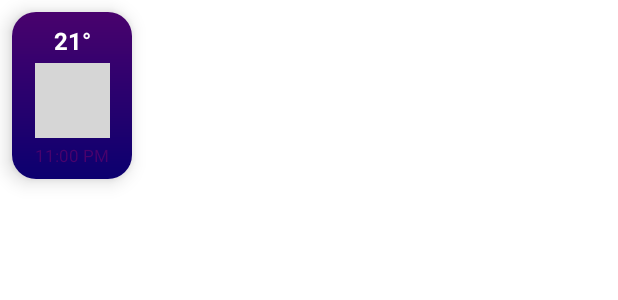
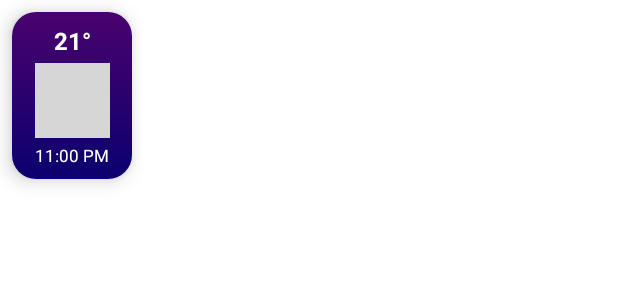
Before and after one commit to OctavioCuevas/climapp, an Android app: the layout item_cardview_hours.xml on its own in the app's theme, with its tools: preview values and no code run, on a phone screen of 412 x 824 dp. Shown: the top 300 px of the screen. Run offline under Robolectric (Android 15) with nearby library versions, the light colour scheme and no system bars; grey boxes are pictures that could not be loaded.

Commit message:
Se pusieron imagenes y se creo el recycler de la temperatura por hora

```diff
--- a/app/build.gradle
+++ b/app/build.gradle
@@ -51,7 +51,7 @@ dependencies {
     //Coroutines
     implementation 'org.jetbrains.kotlinx:kotlinx-coroutines-core:1.6.0'
     implementation 'androidx.lifecycle:lifecycle-runtime-ktx:2.4.1'
-    implementation "androidx.lifecycle:lifecycle-viewmodel-ktx:2.2.0"
+    implementation "androidx.lifecycle:lifecycle-viewmodel-ktx:2.4.1"
 
     //Coil
     implementation 'io.coil-kt:coil:1.4.0'
--- a/app/src/main/java/com/example/climapp/network/services/WeatherService.kt
+++ b/app/src/main/java/com/example/climapp/network/services/WeatherService.kt
@@ -1,6 +1,5 @@
 package com.example.climapp.network.services
 
-import com.example.climapp.network.WeatherEntity
 import com.example.climapp.ui.model.OneCall
 import retrofit2.Response
 import retrofit2.http.GET
--- a/app/src/main/java/com/example/climapp/ui/model/OneCall.kt
+++ b/app/src/main/java/com/example/climapp/ui/model/OneCall.kt
@@ -7,4 +7,4 @@ data class OneCall(
     val hourly: List<Current>,
     val daily: List<Daily>,
     var city: City?
-): Serializable
+) : Serializable
--- a/app/src/main/java/com/example/climapp/ui/view/MainActivity.kt
+++ b/app/src/main/java/com/example/climapp/ui/view/MainActivity.kt
@@ -94,6 +94,7 @@ class MainActivity : AppCompatActivity() {
             curWeather.resources = resources
             curWeather.packageName = this.packageName
             curWeather.binding = binding
+            curWeather.context = this
             if (!checkPermissions(this)) {
                 curWeather.requestPermissions(this)
             } else {
--- a/app/src/main/res/layout/item_cardview_hours.xml
+++ b/app/src/main/res/layout/item_cardview_hours.xml
@@ -19,7 +19,7 @@
         android:background="@drawable/gradient_bg">
 
         <TextView
-            android:id="@+id/textViewTempHours"
+            android:id="@+id/tv_temp_by_hour"
             android:layout_width="wrap_content"
             android:layout_height="wrap_content"
             android:layout_marginTop="8dp"
@@ -33,29 +33,29 @@
             tools:text="21°" />
 
         <ImageView
-            android:id="@+id/imageViewIconHours"
+            android:id="@+id/iv_status_by_hour"
             android:layout_width="50dp"
             android:layout_height="50dp"
             android:layout_marginTop="4dp"
             android:contentDescription="@string/imageviewiconhoursdescription"
             app:layout_constraintEnd_toEndOf="parent"
             app:layout_constraintStart_toStartOf="parent"
-            app:layout_constraintTop_toBottomOf="@+id/textViewTempHours"
+            app:layout_constraintTop_toBottomOf="@+id/tv_temp_by_hour"
             tools:ignore="ImageContrastCheck"
             tools:srcCompat="@tools:sample/avatars" />
 
         <TextView
-            android:id="@+id/textViewTimeHours"
+            android:id="@+id/tv_hour_by_hour"
             android:layout_width="wrap_content"
             android:layout_height="wrap_content"
             android:layout_marginTop="4dp"
             android:layout_marginBottom="8dp"
-            android:textColor="@color/primary"
+            android:textColor="@color/white"
             android:textSize="11sp"
             app:layout_constraintBottom_toBottomOf="parent"
             app:layout_constraintEnd_toEndOf="parent"
             app:layout_constraintStart_toStartOf="parent"
-            app:layout_constraintTop_toBottomOf="@+id/imageViewIconHours"
+            app:layout_constraintTop_toBottomOf="@+id/iv_status_by_hour"
             tools:ignore="TextContrastCheck"
             tools:text="11:00 PM" />
     </androidx.constraintlayout.widget.ConstraintLayout>
```
Also changed, not shown: app/src/main/java/com/example/climapp/ui/adapters/ByHourAdapter.kt (added, +51 -0 lines), app/src/main/java/com/example/climapp/use_cases/CurrentWeather.kt (+19 -3 lines), app/src/main/res/layout/activity_main.xml (+10 -0 lines), app/src/main/res/drawable-v24/ic_weather_01d.webp (added), app/src/main/res/drawable-v24/ic_weather_02d.webp (added), app/src/main/res/drawable-v24/ic_weather_03d.webp (added), app/src/main/res/drawable-v24/ic_weather_04d.webp (added), app/src/main/res/drawable-v24/ic_weather_09d.webp (added), app/src/main/res/drawable-v24/ic_weather_10d.webp (added), app/src/main/res/drawable-v24/ic_weather_11d.webp (added), app/src/main/res/drawable-v24/ic_weather_13d.webp (added), app/src/main/res/drawable-v24/ic_weather_50d.webp (added), app/src/main/res/drawable-v24/logo_app.webp (added).
